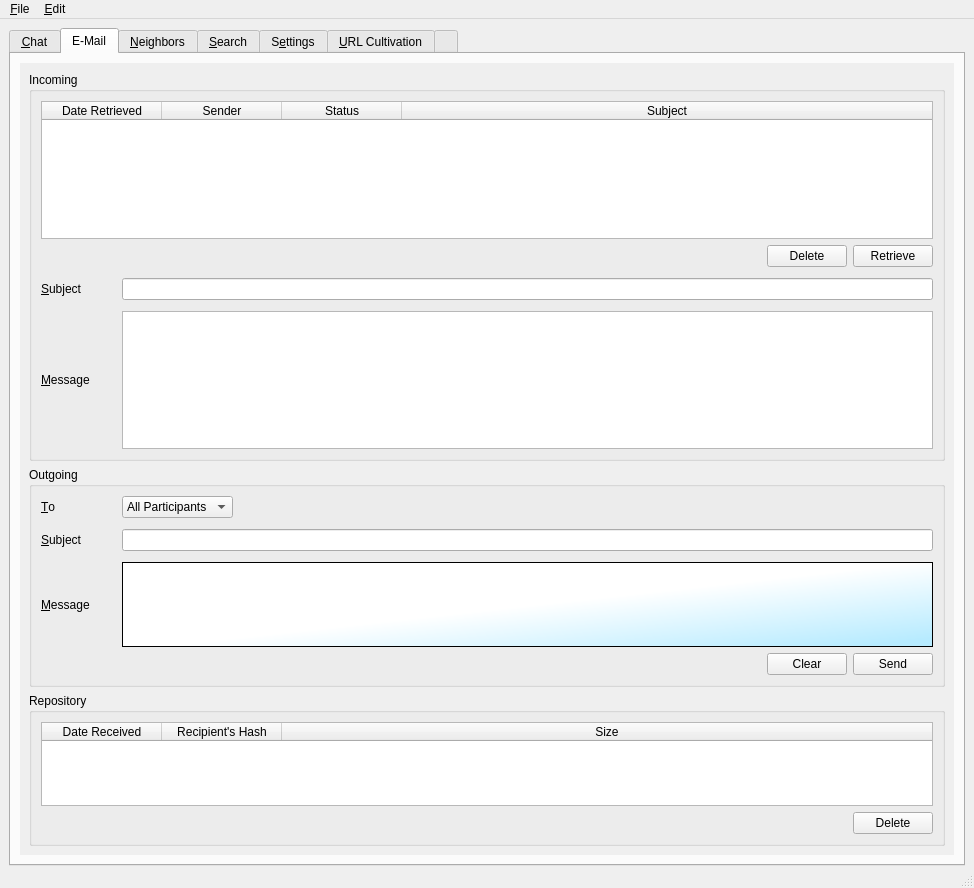
Old version of the form UI/controlcenter.ui in the repository xloem/spot-on-svn.
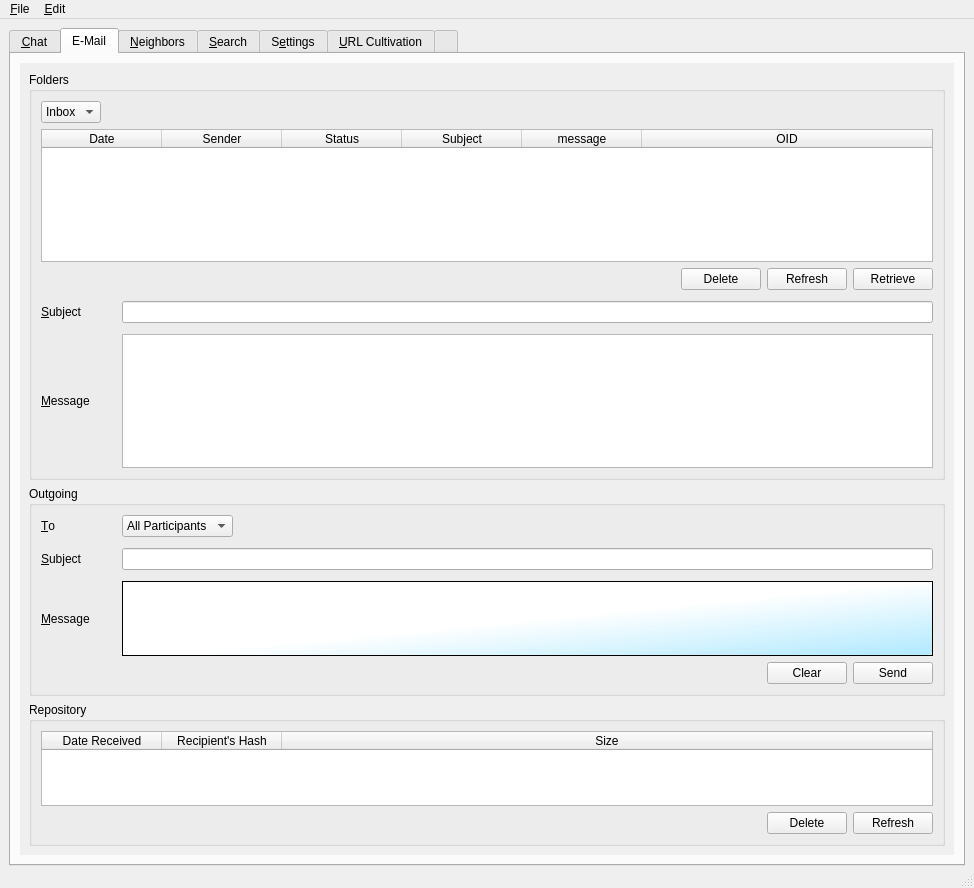
New version of the form. The open tabs and pages were chosen to show the change. Icons and pictures are not drawn. Custom widgets are drawn as their Qt base class.

Commit message: Added folders to mail: inbox, sent, trash. Adjusted email.db. Able to save messages to the sent folder. Added refresh buttons.

```diff
--- a/UI/controlcenter.ui
+++ b/UI/controlcenter.ui
@@ -407,11 +407,59 @@
             <item>
              <widget class="QGroupBox" name="groupBox_inboxEmail">
               <property name="title">
-               <string>Incoming</string>
+               <string>Folders</string>
               </property>
               <layout class="QVBoxLayout" name="verticalLayout_27">
                <item>
-                <widget class="QTableWidget" name="incomingMail">
+                <layout class="QHBoxLayout" name="horizontalLayout_38">
+                 <item>
+                  <widget class="QComboBox" name="folder">
+                   <item>
+                    <property name="text">
+                     <string>Inbox</string>
+                    </property>
+                   </item>
+                   <item>
+                    <property name="text">
+                     <string>Sent</string>
+                    </property>
+                   </item>
+                   <item>
+                    <property name="text">
+                     <string>Trash</string>
+                    </property>
+                   </item>
+                  </widget>
+                 </item>
+                 <item>
+                  <spacer name="horizontalSpacer_32">
+                   <property name="orientation">
+                    <enum>Qt::Horizontal</enum>
+                   </property>
+                   <property name="sizeHint" stdset="0">
+                    <size>
+                     <width>40</width>
+                     <height>20</height>
+                    </size>
+                   </property>
+                  </spacer>
+                 </item>
+                </layout>
+               </item>
+               <item>
+                <widget class="QTableWidget" name="mail">
+                 <property name="selectionMode">
+                  <enum>QAbstractItemView::SingleSelection</enum>
+                 </property>
+                 <property name="selectionBehavior">
+                  <enum>QAbstractItemView::SelectRows</enum>
+                 </property>
+                 <property name="horizontalScrollMode">
+                  <enum>QAbstractItemView::ScrollPerPixel</enum>
+                 </property>
+                 <property name="sortingEnabled">
+                  <bool>true</bool>
+                 </property>
                  <attribute name="horizontalHeaderDefaultSectionSize">
                   <number>120</number>
                  </attribute>
@@ -420,7 +468,7 @@
                  </attribute>
                  <column>
                   <property name="text">
-                   <string>Date Retrieved</string>
+                   <string>Date</string>
                   </property>
                  </column>
                  <column>
@@ -438,6 +486,16 @@
                    <string>Subject</string>
                   </property>
                  </column>
+                 <column>
+                  <property name="text">
+                   <string>message</string>
+                  </property>
+                 </column>
+                 <column>
+                  <property name="text">
+                   <string>OID</string>
+                  </property>
+                 </column>
                 </widget>
                </item>
                <item>
@@ -466,6 +524,13 @@
                    </property>
                   </widget>
                  </item>
+                 <item>
+                  <widget class="QPushButton" name="refreshMail">
+                   <property name="text">
+                    <string>Refresh</string>
+                   </property>
+                  </widget>
+                 </item>
                  <item>
                   <widget class="QPushButton" name="retrieveMail">
                    <property name="text">
@@ -499,12 +564,16 @@
                     <string>&amp;Subject</string>
                    </property>
                    <property name="buddy">
-                    <cstring>incomingSubject</cstring>
+                    <cstring>mailSubject</cstring>
                    </property>
                   </widget>
                  </item>
                  <item>
-                  <widget class="QLineEdit" name="incomingSubject"/>
+                  <widget class="QLineEdit" name="mailSubject">
+                   <property name="readOnly">
+                    <bool>true</bool>
+                   </property>
+                  </widget>
                  </item>
                 </layout>
                </item>
@@ -528,12 +597,12 @@
                     <string>&amp;Message</string>
                    </property>
                    <property name="buddy">
-                    <cstring>incomingMessage</cstring>
+                    <cstring>mailMessage</cstring>
                    </property>
                   </widget>
                  </item>
                  <item>
-                  <widget class="QTextBrowser" name="incomingMessage"/>
+                  <widget class="QTextBrowser" name="mailMessage"/>
                  </item>
                 </layout>
                </item>
@@ -710,6 +779,18 @@
               <layout class="QVBoxLayout" name="verticalLayout_30">
                <item>
                 <widget class="QTableWidget" name="repository">
+                 <property name="selectionMode">
+                  <enum>QAbstractItemView::SingleSelection</enum>
+                 </property>
+                 <property name="selectionBehavior">
+                  <enum>QAbstractItemView::SelectRows</enum>
+                 </property>
+                 <property name="horizontalScrollMode">
+                  <enum>QAbstractItemView::ScrollPerPixel</enum>
+                 </property>
+                 <property name="sortingEnabled">
+                  <bool>true</bool>
+                 </property>
                  <attribute name="horizontalHeaderDefaultSectionSize">
                   <number>120</number>
                  </attribute>
@@ -759,6 +840,13 @@
                    </property>
                   </widget>
                  </item>
+                 <item>
+                  <widget class="QPushButton" name="refreshRepository">
+                   <property name="text">
+                    <string>Refresh</string>
+                   </property>
+                  </widget>
+                 </item>
                 </layout>
                </item>
               </layout>
@@ -891,9 +979,6 @@
                <property name="verticalScrollBarPolicy">
                 <enum>Qt::ScrollBarAlwaysOn</enum>
                </property>
-               <property name="alternatingRowColors">
-                <bool>false</bool>
-               </property>
                <property name="selectionMode">
                 <enum>QAbstractItemView::SingleSelection</enum>
                </property>
@@ -1757,9 +1842,6 @@
                      <property name="verticalScrollBarPolicy">
                       <enum>Qt::ScrollBarAlwaysOn</enum>
                      </property>
-                     <property name="alternatingRowColors">
-                      <bool>true</bool>
-                     </property>
                      <property name="selectionMode">
                       <enum>QAbstractItemView::SingleSelection</enum>
                      </property>
```
Left out of the diff: 9 changed lines with no effect on the pictures. The commit also changes 4 other files.
